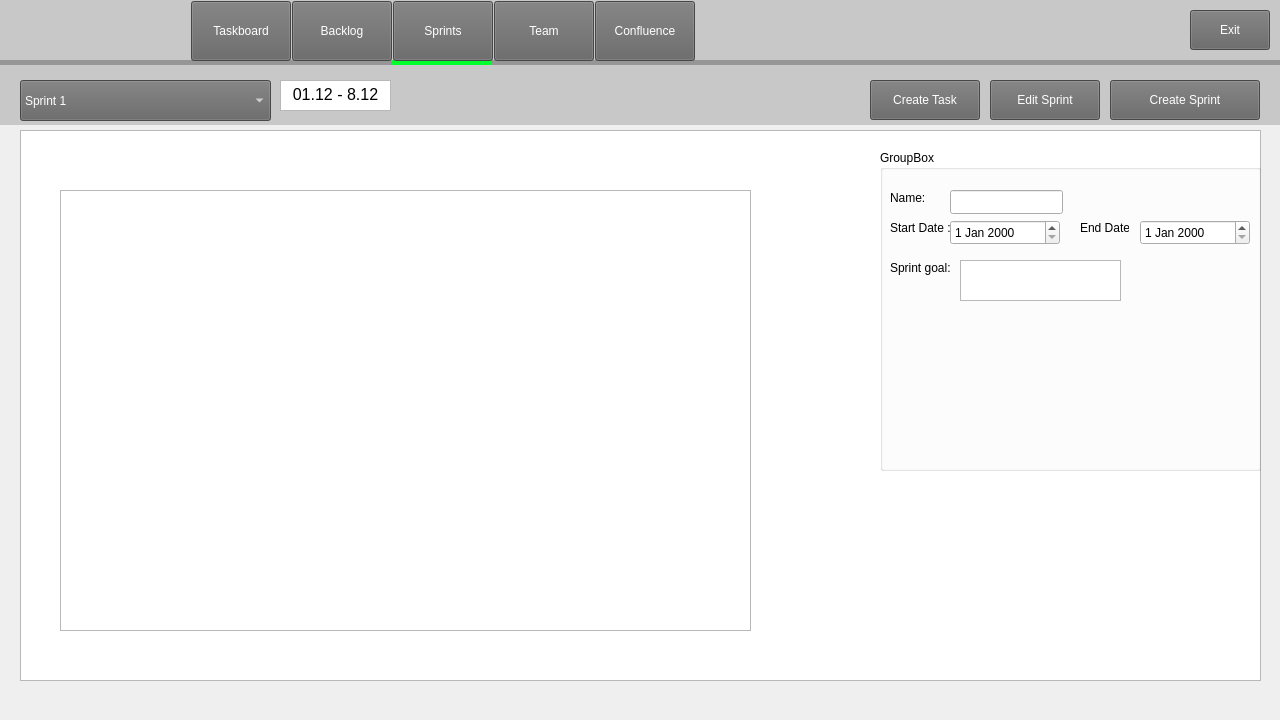
Qt form code/Staging_Environment/Recovered/Staging_Environment_Recorverd/parentboard.ui (muazzamaqeel/Software-Project-CTS-5) before a commit.
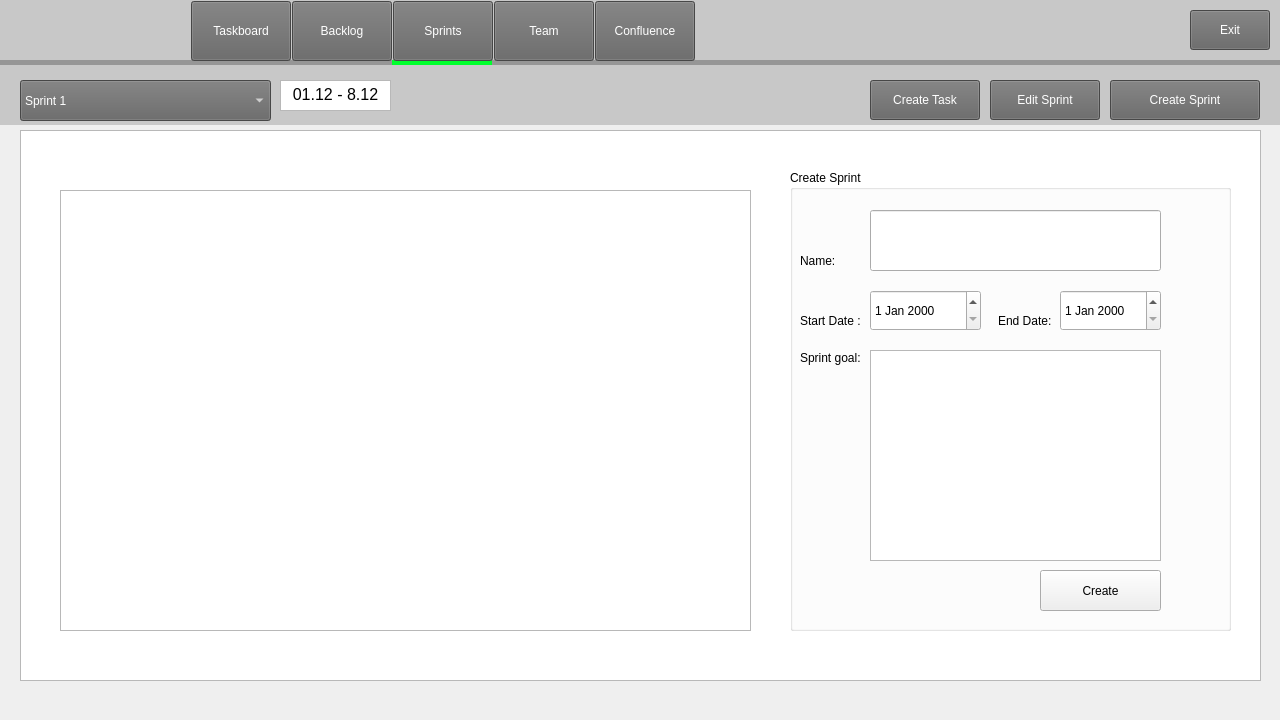
The same form after that commit. The open tabs and pages were chosen to show the change. Icons and pictures are not drawn.

Commit message: Sprint Creation - Task

```diff
--- a/code/Staging_Environment/Recovered/Staging_Environment_Recorverd/parentboard.ui
+++ b/code/Staging_Environment/Recovered/Staging_Environment_Recorverd/parentboard.ui
@@ -1749,22 +1749,22 @@
     <widget class="QGroupBox" name="sprintGroupBox">
      <property name="geometry">
       <rect>
-       <x>880</x>
-       <y>90</y>
-       <width>381</width>
-       <height>321</height>
+       <x>790</x>
+       <y>110</y>
+       <width>441</width>
+       <height>461</height>
       </rect>
      </property>
      <property name="title">
-      <string>GroupBox</string>
+      <string>Create Sprint</string>
      </property>
      <widget class="QLabel" name="label_2">
       <property name="geometry">
        <rect>
         <x>10</x>
-        <y>40</y>
-        <width>49</width>
-        <height>16</height>
+        <y>80</y>
+        <width>71</width>
+        <height>21</height>
        </rect>
       </property>
       <property name="text">
@@ -1775,9 +1775,9 @@
       <property name="geometry">
        <rect>
         <x>10</x>
-        <y>70</y>
-        <width>81</width>
-        <height>16</height>
+        <y>141</y>
+        <width>71</width>
+        <height>20</height>
        </rect>
       </property>
       <property name="text">
@@ -1788,8 +1788,8 @@
       <property name="geometry">
        <rect>
         <x>10</x>
-        <y>110</y>
-        <width>61</width>
+        <y>180</y>
+        <width>71</width>
         <height>16</height>
        </rect>
       </property>
@@ -1800,10 +1800,10 @@
      <widget class="QLabel" name="label_6">
       <property name="geometry">
        <rect>
-        <x>200</x>
-        <y>70</y>
-        <width>49</width>
-        <height>16</height>
+        <x>208</x>
+        <y>141</y>
+        <width>61</width>
+        <height>20</height>
        </rect>
       </property>
       <property name="text">
@@ -1813,30 +1813,30 @@
      <widget class="QDateEdit" name="startDateEdit">
       <property name="geometry">
        <rect>
-        <x>70</x>
-        <y>70</y>
-        <width>110</width>
-        <height>25</height>
+        <x>80</x>
+        <y>120</y>
+        <width>111</width>
+        <height>41</height>
        </rect>
       </property>
      </widget>
      <widget class="QDateEdit" name="endDateEdit">
       <property name="geometry">
        <rect>
-        <x>260</x>
-        <y>70</y>
-        <width>110</width>
-        <height>25</height>
+        <x>270</x>
+        <y>120</y>
+        <width>101</width>
+        <height>41</height>
        </rect>
       </property>
      </widget>
      <widget class="QLineEdit" name="sprintNameLineEdit">
       <property name="geometry">
        <rect>
-        <x>70</x>
+        <x>80</x>
         <y>40</y>
-        <width>113</width>
-        <height>24</height>
+        <width>291</width>
+        <height>61</height>
        </rect>
       </property>
      </widget>
@@ -1844,11 +1844,24 @@
       <property name="geometry">
        <rect>
         <x>80</x>
-        <y>110</y>
-        <width>161</width>
+        <y>180</y>
+        <width>291</width>
+        <height>211</height>
+       </rect>
+      </property>
+     </widget>
+     <widget class="QPushButton" name="Button_CreateSprint">
+      <property name="geometry">
+       <rect>
+        <x>250</x>
+        <y>400</y>
+        <width>121</width>
         <height>41</height>
        </rect>
       </property>
+      <property name="text">
+       <string>Create</string>
+      </property>
      </widget>
     </widget>
     <zorder>toplabelB_2</zorder>
```
Left out of the diff: 20 changed lines with no effect on the pictures. The commit also changes 3 other files.
